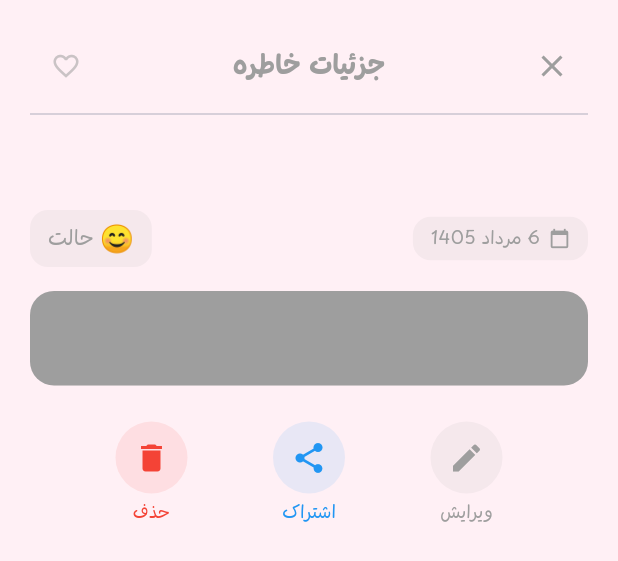
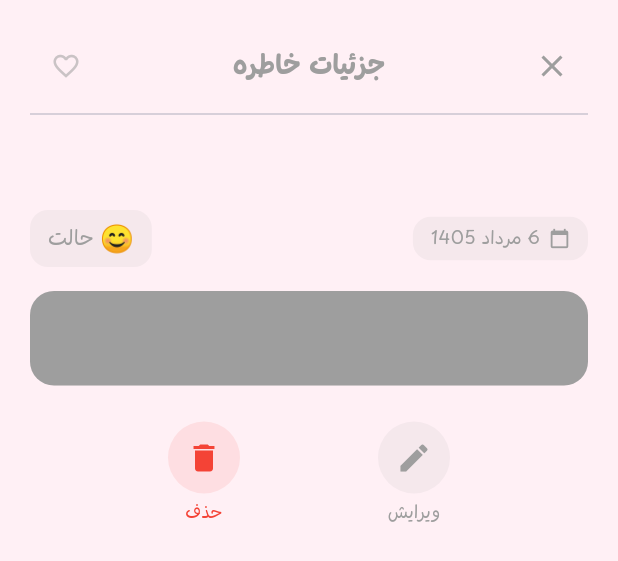
Before and after one commit to zahrazn21/Travel_Memories, a Flutter app: the _MemoryDetailSheet widget shown alone on an empty page, opened directly with empty values, on a phone screen of 412 x 824 dp. Shown: the top 561 px of the screen. Run offline on Flutter 3.47's test engine with Material 3 defaults, Android fonts, the phone set to English and light mode, and no system bars; our stand-ins replace cached_network_image, flutter_dotenv, flutter_map, hive, hive_flutter, image_picker and 3 more; missing offline and left inert: persian_datetime_picker; accounts and stored records are empty; statements that could not run were skipped; project files that could hold a hidden picture were left out.

Commit message:
edit memories_screen

```diff
--- a/lib/screens/memories_screen.dart
+++ b/lib/screens/memories_screen.dart
@@ -765,11 +765,7 @@ class _MemoryCard extends StatelessWidget {
                               isFavorite: isFavorite,
                               color: accentColor,
                               onTap: onToggleFavorite),
-                          const SizedBox(
-                              width: _Design.gapSm),
-                          _MiniIconButton(
-                              icon: Icons.share_outlined,
-                              color: accentColor),
+
                         ]),
                         Row(children: [
                           Text(_moodGlyph(memory),
@@ -1055,11 +1051,7 @@ class _MemoryDetailSheet extends StatelessWidget {
                                 label: 'ویرایش',
                                 color: accentColor,
                                 onTap: onEdit),
-                            _ActionButton(
-                                icon: Icons.share,
-                                label: 'اشتراک',
-                                color: Colors.blue,
-                                onTap: () {}),
+
                             _ActionButton(
                                 icon: Icons.delete,
                                 label: 'حذف',
```
